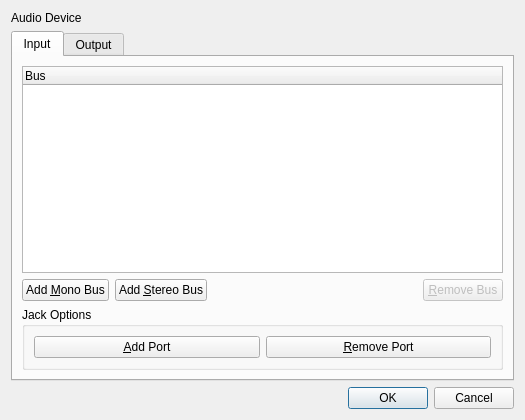
First picture: the form in src/traverso/ui/AudioIODialog.ui, repository ErwanLegrand/Traverso-DAW, before the edit.
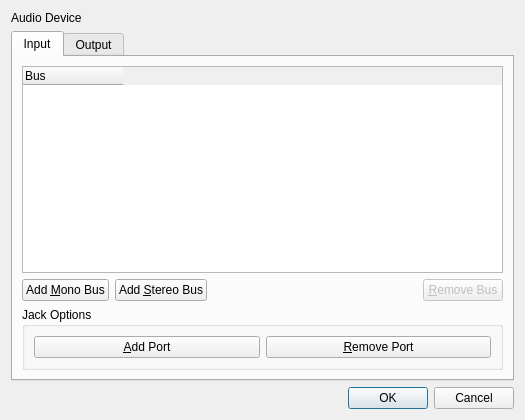
Second picture: the form after the edit.

Commit message: GUI functionality for add/remove Jack ports added.

What changed in the file:
```diff
--- a/src/traverso/ui/AudioIODialog.ui
+++ b/src/traverso/ui/AudioIODialog.ui
@@ -42,6 +42,12 @@
          <property name="itemsExpandable">
           <bool>false</bool>
          </property>
+         <attribute name="headerStretchLastSection">
+          <bool>false</bool>
+         </attribute>
+         <attribute name="headerStretchLastSection">
+          <bool>false</bool>
+         </attribute>
          <column>
           <property name="text">
            <string>Bus</string>
```
Left out of the diff: 101 changed lines with no effect on the pictures. The commit also changes 2 other files.
